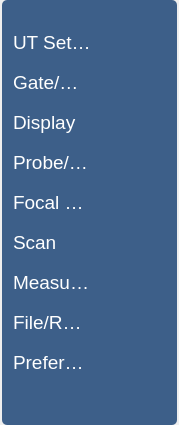
The window that ui/menu/main_menu.ui (15903016222/Voice) describes before a commit, drawn with Qt 5.
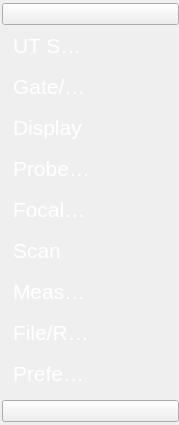
The same window after the commit. Icons and pictures are not drawn.

Commit message: Updated:修改主菜单UI字体

```diff
--- a/ui/menu/main_menu.ui
+++ b/ui/menu/main_menu.ui
@@ -21,7 +21,7 @@
     <number>0</number>
    </property>
    <property name="rightMargin">
-    <number>2</number>
+    <number>0</number>
    </property>
    <property name="bottomMargin">
     <number>0</number>
@@ -32,14 +32,7 @@
    <item row="0" column="0">
     <widget class="QWidget" name="widget" native="true">
      <property name="styleSheet">
-      <string notr="true">QWidget{
-	background-color: rgba(37, 76, 124, 225);
-	border-radius: 5px;
-}
-
-QWidget QPushButton{	
-	background-color: rgba(37, 76, 124, 0);
-}</string>
+      <string notr="true"/>
      </property>
      <layout class="QGridLayout" name="gridLayout_2" rowstretch="1,20,1">
       <property name="leftMargin">
@@ -90,8 +83,8 @@
         </property>
         <property name="font">
          <font>
-          <family>Abyssinica SIL</family>
-          <pointsize>13</pointsize>
+          <family>Arial</family>
+          <pointsize>14</pointsize>
           <weight>50</weight>
           <italic>false</italic>
           <bold>false</bold>
@@ -183,8 +176,7 @@
          </property>
          <property name="font">
           <font>
-           <family>Arial</family>
-           <pointsize>14</pointsize>
+           <pointsize>16</pointsize>
           </font>
          </property>
          <property name="foreground">
@@ -244,7 +236,7 @@
          <property name="font">
           <font>
            <family>Arial</family>
-           <pointsize>14</pointsize>
+           <pointsize>16</pointsize>
           </font>
          </property>
          <property name="foreground">
@@ -297,7 +289,7 @@
          <property name="font">
           <font>
            <family>Arial</family>
-           <pointsize>14</pointsize>
+           <pointsize>16</pointsize>
           </font>
          </property>
          <property name="foreground">
@@ -340,7 +332,7 @@
          <property name="font">
           <font>
            <family>Arial</family>
-           <pointsize>14</pointsize>
+           <pointsize>16</pointsize>
           </font>
          </property>
          <property name="foreground">
@@ -393,7 +385,7 @@
          <property name="font">
           <font>
            <family>Arial</family>
-           <pointsize>14</pointsize>
+           <pointsize>16</pointsize>
           </font>
          </property>
          <property name="foreground">
@@ -441,7 +433,7 @@
          <property name="font">
           <font>
            <family>Arial</family>
-           <pointsize>14</pointsize>
+           <pointsize>16</pointsize>
           </font>
          </property>
          <property name="foreground">
@@ -489,7 +481,7 @@
          <property name="font">
           <font>
            <family>Arial</family>
-           <pointsize>14</pointsize>
+           <pointsize>16</pointsize>
           </font>
          </property>
          <property name="foreground">
@@ -532,7 +524,7 @@
          <property name="font">
           <font>
            <family>Arial</family>
-           <pointsize>14</pointsize>
+           <pointsize>16</pointsize>
           </font>
          </property>
          <property name="foreground">
@@ -585,7 +577,7 @@
          <property name="font">
           <font>
            <family>Arial</family>
-           <pointsize>14</pointsize>
+           <pointsize>16</pointsize>
           </font>
          </property>
          <property name="foreground">
```
Left out of the diff: 6 changed lines with no effect on the pictures.
